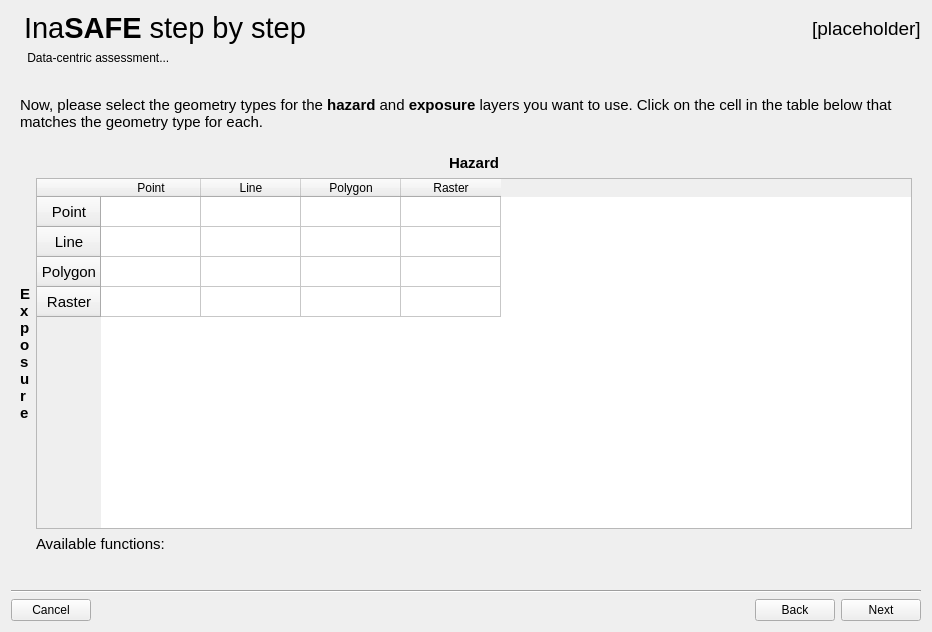
Above: safe/gui/ui/wizard_dialog_base.ui from inasafe/inasafe before the change. Below: the same form after it.
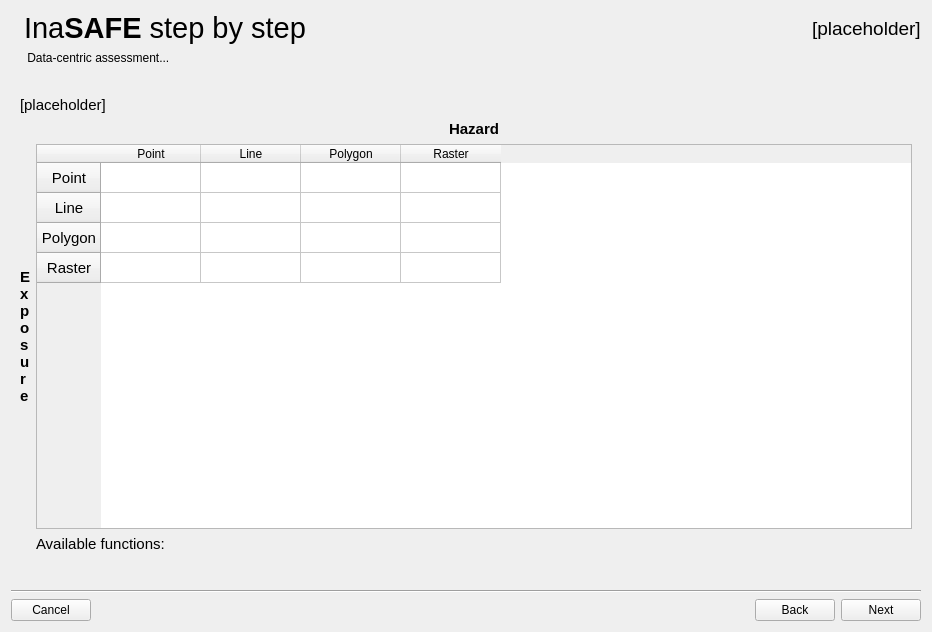
That is the form after the change. The open tabs and pages were chosen to show the change. Icons and pictures are not drawn. Custom widgets are drawn as their Qt base class.

Commit message: [KWizard] Include selections from previous steps to next questions.

What changed in the file:
```diff
--- a/safe/gui/ui/wizard_dialog_base.ui
+++ b/safe/gui/ui/wizard_dialog_base.ui
@@ -1562,7 +1562,7 @@
             <string notr="true">font: 11pt &quot;Ubuntu&quot;;</string>
            </property>
            <property name="text">
-            <string>&lt;html&gt;&lt;head/&gt;&lt;body&gt;&lt;p&gt;Now, please select the geometry types for the &lt;span style=&quot; font-weight:600;&quot;&gt;hazard&lt;/span&gt; and &lt;span style=&quot; font-weight:600;&quot;&gt;exposure&lt;/span&gt; layers you want to use. Click on the cell in the table below that matches the geometry type for each.&lt;br/&gt;&lt;/p&gt;&lt;/body&gt;&lt;/html&gt;</string>
+            <string>&lt;html&gt;&lt;head/&gt;&lt;body&gt;&lt;p&gt;[placeholder]&lt;/p&gt;&lt;/body&gt;&lt;/html&gt;</string>
            </property>
            <property name="alignment">
             <set>Qt::AlignLeading|Qt::AlignLeft|Qt::AlignTop</set>
```
Left out of the diff: 4 changed lines with no effect on the pictures. The commit also changes 1 other file.
